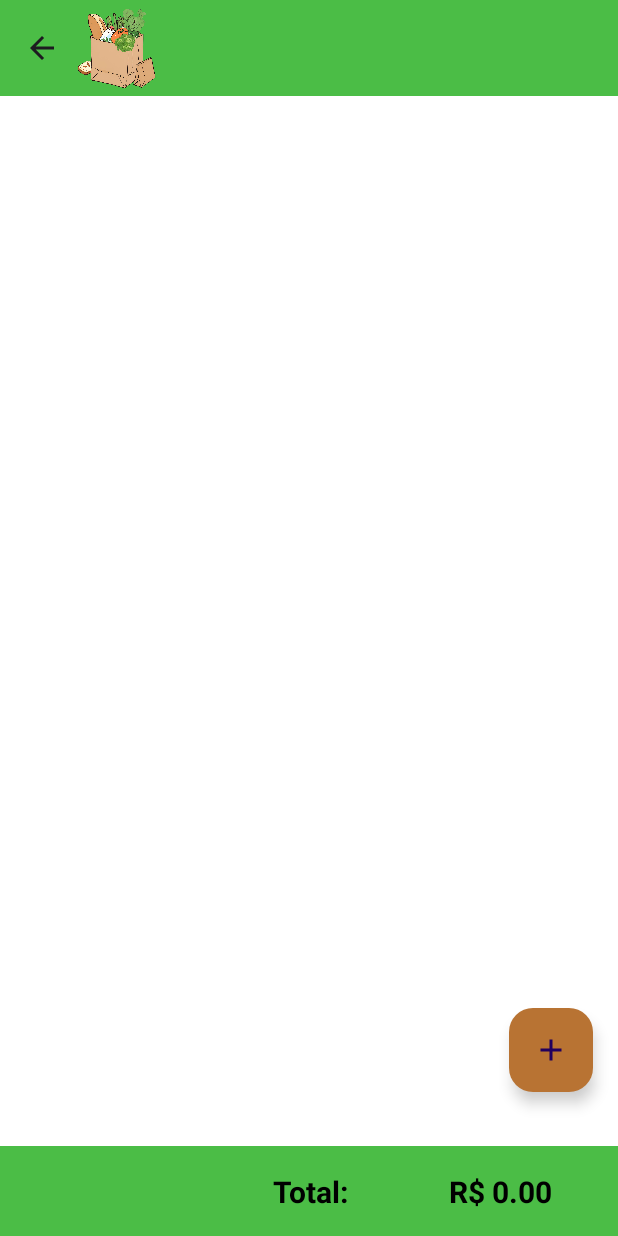
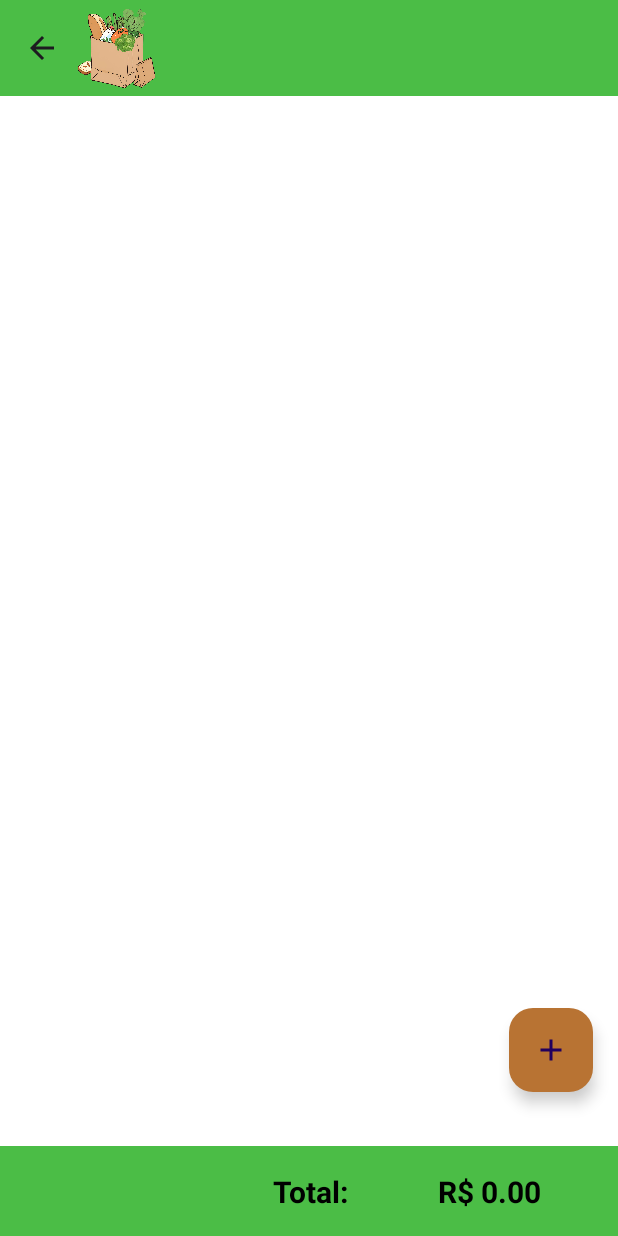
Before and after one commit to HigorLDK/FeiraFacil, an Android app: the NovaFeiraActivity screen opened directly, with no data from a screen before it, on a phone screen of 412 x 824 dp. Run offline under Robolectric (Android 15) with nearby library versions, the phone set to English and light mode, and no system bars; our stand-ins replace Firebase (no records; nobody signed in at launch, a user with empty details on screens opened directly); Roboto replaces fonts that are not available here.

Commit message:
Correção de Strings e alinhamento de alguns textos

```diff
--- a/app/src/main/java/com/example/feirafacil/ui/MainActivity.kt
+++ b/app/src/main/java/com/example/feirafacil/ui/MainActivity.kt
@@ -55,7 +55,6 @@ class MainActivity : AppCompatActivity() {
         super.onResume()
 
         setupObservers()
-        Log.i("info_firebase", "usuario: $usuarioUID")
 
     }
 
--- a/app/src/main/res/layout/activity_main.xml
+++ b/app/src/main/res/layout/activity_main.xml
@@ -27,7 +27,7 @@
         android:backgroundTint="@android:color/transparent"
         android:drawableTop="@drawable/add_feira"
         android:fontFamily="sans-serif"
-        android:text="NOVA FEIRA"
+        android:text="@string/btn_nova_feira"
         android:stateListAnimator="@null"
         android:textSize="14sp"
         android:textStyle="bold"
@@ -46,7 +46,7 @@
         android:drawableTop="@drawable/icon_list"
         android:fontFamily="sans-serif"
         android:stateListAnimator="@null"
-        android:text="FEIRAS"
+        android:text="@string/btn_feiras"
         android:textSize="14sp"
         android:textStyle="bold"
         app:layout_constraintEnd_toEndOf="parent"
--- a/app/src/main/res/layout/activity_nova_feira.xml
+++ b/app/src/main/res/layout/activity_nova_feira.xml
@@ -36,7 +36,7 @@
         android:layout_height="wrap_content"
         android:layout_marginEnd="180dp"
         android:fontFamily="@font/andada_pro"
-        android:text="Total:"
+        android:text="@string/txt_total"
         android:textSize="20sp"
         android:textStyle="bold"
         app:layout_constraintBottom_toBottomOf="parent"
@@ -46,24 +46,30 @@
 
     <TextView
         android:id="@+id/textValorTotal"
-        android:layout_width="wrap_content"
+        android:layout_width="150dp"
         android:layout_height="wrap_content"
-        android:layout_marginEnd="44dp"
+        android:layout_marginStart="16dp"
+        android:layout_marginEnd="8dp"
         android:fontFamily="@font/andada_pro"
-        android:text="00.000,00"
+        android:maxLines="1"
+        android:gravity="center"
+        android:text="@string/valor_total"
+        android:textAlignment="center"
         android:textSize="20sp"
         android:textStyle="bold"
+        app:autoSizeTextType="uniform"
         app:layout_constraintBottom_toBottomOf="@+id/textView"
         app:layout_constraintEnd_toEndOf="@+id/imageView"
+        app:layout_constraintStart_toEndOf="@+id/textView"
         app:layout_constraintTop_toTopOf="@+id/textView"
-        app:layout_constraintVertical_bias="1.0" />
+        app:layout_constraintVertical_bias="0.0" />
 
     <com.google.android.material.floatingactionbutton.FloatingActionButton
         android:id="@+id/btnAdd"
         android:layout_width="wrap_content"
         android:layout_height="wrap_content"
         android:clickable="true"
-        android:contentDescription="AdicionarProduto"
+        android:contentDescription="@string/btn_adicionar_novo_produto"
         android:focusable="true"
         app:backgroundTint="@color/cobre"
         app:layout_constraintBottom_toBottomOf="parent"
@@ -92,7 +98,7 @@
         android:layout_height="wrap_content"
         android:layout_marginStart="8dp"
         android:fontFamily="casual"
-        android:text="titulo"
+        android:text="@string/titulo_feira"
         android:textSize="20sp"
         android:textStyle="bold"
         app:layout_constraintBottom_toBottomOf="@+id/imageView3"
--- a/app/src/main/res/layout/lista_feirarv.xml
+++ b/app/src/main/res/layout/lista_feirarv.xml
@@ -53,7 +53,7 @@
                 android:fontFamily="casual"
                 android:maxLength="21"
                 android:maxLines="2"
-                android:text="feira do mes de novembro"
+                android:text="@string/exe_titulo_feira"
                 android:textSize="16sp"
                 android:textStyle="bold"
                 app:autoSizeTextType="uniform"
@@ -68,7 +68,7 @@
                 android:layout_height="wrap_content"
                 android:layout_marginStart="24dp"
                 android:layout_marginTop="16dp"
-                android:text="00/00/000"
+                android:text="@string/data_feira"
                 app:layout_constraintStart_toEndOf="@+id/image_card_view"
                 app:layout_constraintTop_toBottomOf="@+id/textTituloFeira" />
 
```
Also changed, not shown: app/src/main/res/layout/activity_add_item.xml (+6 -6 lines), app/src/main/res/layout/activity_atualizar_item.xml (+6 -6 lines), app/src/main/res/layout/item_lista.xml (+11 -6 lines), app/src/main/res/values/strings.xml (+23 -1 lines).
